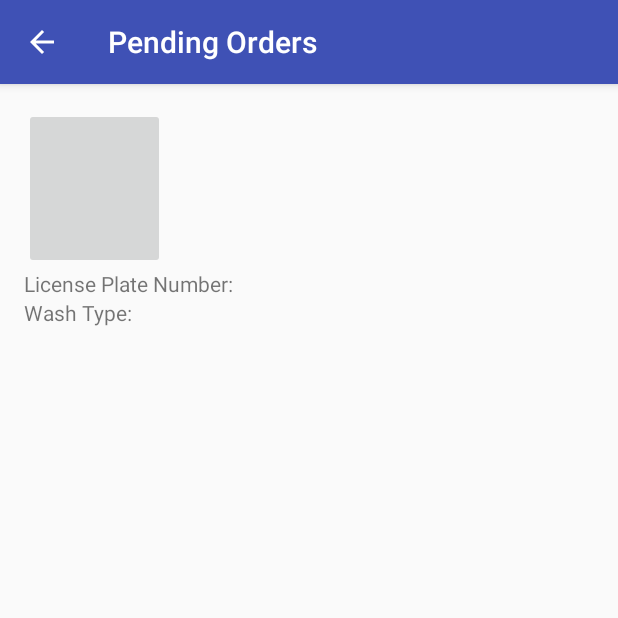
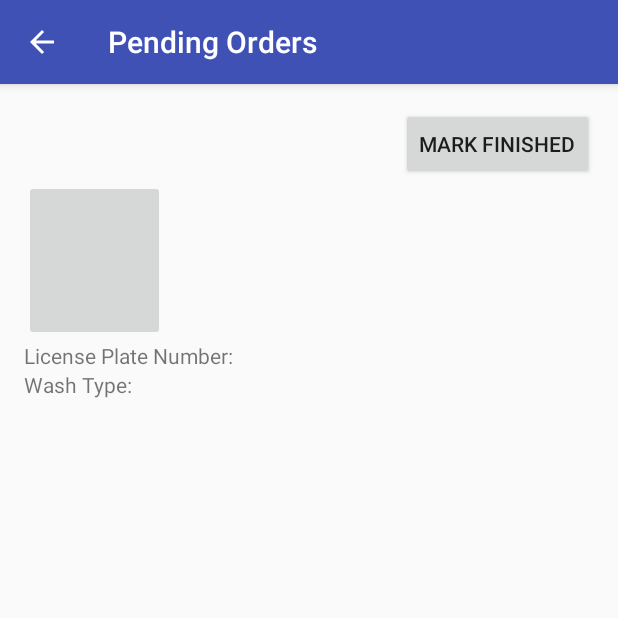
Before and after one commit to washuclub/washu, an Android app: the PendingOrdersActivity screen opened directly, with no data from a screen before it, on a phone screen of 412 x 824 dp, the top half of it. Run offline under Robolectric (Android 15) with nearby library versions, the phone set to English and light mode, and no system bars.

Commit message:
Add order deletion

```diff
--- a/app/src/main/AndroidManifest.xml
+++ b/app/src/main/AndroidManifest.xml
@@ -9,7 +9,7 @@
     <application
         android:allowBackup="true"
         android:debuggable="true"
-        android:icon="@mipmap/ic_launcher"
+        android:icon="@drawable/small_icon_washu"
         android:label="@string/app_name"
         android:supportsRtl="true"
         android:theme="@style/AppTheme">
--- a/app/src/main/java/me/cpjk/washu/PendingOrdersActivity.java
+++ b/app/src/main/java/me/cpjk/washu/PendingOrdersActivity.java
@@ -13,6 +13,7 @@ import android.support.v7.app.AppCompatActivity;
 import android.support.v7.widget.Toolbar;
 import android.util.Log;
 import android.view.View;
+import android.widget.Button;
 import android.widget.ImageView;
 import android.widget.TextView;
 import android.widget.Toast;
@@ -49,9 +50,7 @@ public class PendingOrdersActivity extends AppCompatActivity {
             carImageView.setImageBitmap(scaledcarImageBitmap);
         }
         catch (Exception e) {
-            //Toast.makeText(this, "Could not find image file for display", Toast.LENGTH_LONG).show();
-            Log.d("DERP", e.toString() + " -> " + imageFileUri);
-            Toast.makeText(this, e.toString(), Toast.LENGTH_LONG).show();
+            Toast.makeText(this, "Could not find image file for display", Toast.LENGTH_LONG).show();
             return;
         }
 
@@ -60,18 +59,15 @@ public class PendingOrdersActivity extends AppCompatActivity {
         getSupportActionBar().setDisplayHomeAsUpEnabled(true);
     }
 
+    public void removeOrder(View view) {
+        SharedPreferences sharedPrefs = this.getSharedPreferences("order1", Context.MODE_PRIVATE);
+        SharedPreferences.Editor editor = sharedPrefs.edit();
+        editor.clear();
+        editor.commit();
+        finish();
+    }
+
     private Uri imageUri(String uriString) {
-        /*
-        String state = Environment.getExternalStorageState();
-        if (! Environment.MEDIA_MOUNTED.equals(state)) return null;
-
-        File mediaStorageDir = new File(Environment.getExternalStoragePublicDirectory(
-                Environment.DIRECTORY_PICTURES), "Washu");
-        mediaStorageDir.
-
-        File imageFile = ;
-        Uri imageFileUri = Uri.fromFile(imageFile)
-        */
         return Uri.parse(uriString);
 
     }
--- /dev/null
+++ b/app/src/main/res/drawable/washu.xml
@@ -0,0 +1,4 @@
+<?xml version="1.0" encoding="utf-8"?>
+<selector xmlns:android="http://schemas.android.com/apk/res/android">
+
+</selector>
--- a/app/src/main/res/layout/content_main.xml
+++ b/app/src/main/res/layout/content_main.xml
@@ -27,8 +27,7 @@
             android:id="@+id/customerButton"
             android:layout_weight="0.04"
             android:onClick="openCustomerActivity"
-            android:nestedScrollingEnabled="false"
-            android:layout_marginLeft="47dp" />
+            android:nestedScrollingEnabled="false" />
             android:nestedScrollingEnabled="false" />
 
         <Button
--- a/app/src/main/res/layout/content_pending_orders.xml
+++ b/app/src/main/res/layout/content_pending_orders.xml
@@ -23,6 +23,14 @@
             android:layout_width="match_parent"
             android:layout_height="match_parent">
 
+            <Button
+                android:layout_width="wrap_content"
+                android:layout_height="wrap_content"
+                android:text="Mark Finished"
+                android:id="@+id/finishButton"
+                android:layout_gravity="right"
+                android:onClick="removeOrder" />
+
             <ImageButton
                 android:layout_width="94dp"
                 android:layout_height="107dp"
```
Also changed, not shown: app/src/main/res/layout/content_customer_create_order.xml (+3 -5 lines), app/src/main/res/drawable/small_icon_washu.png (added), 1 other file.
